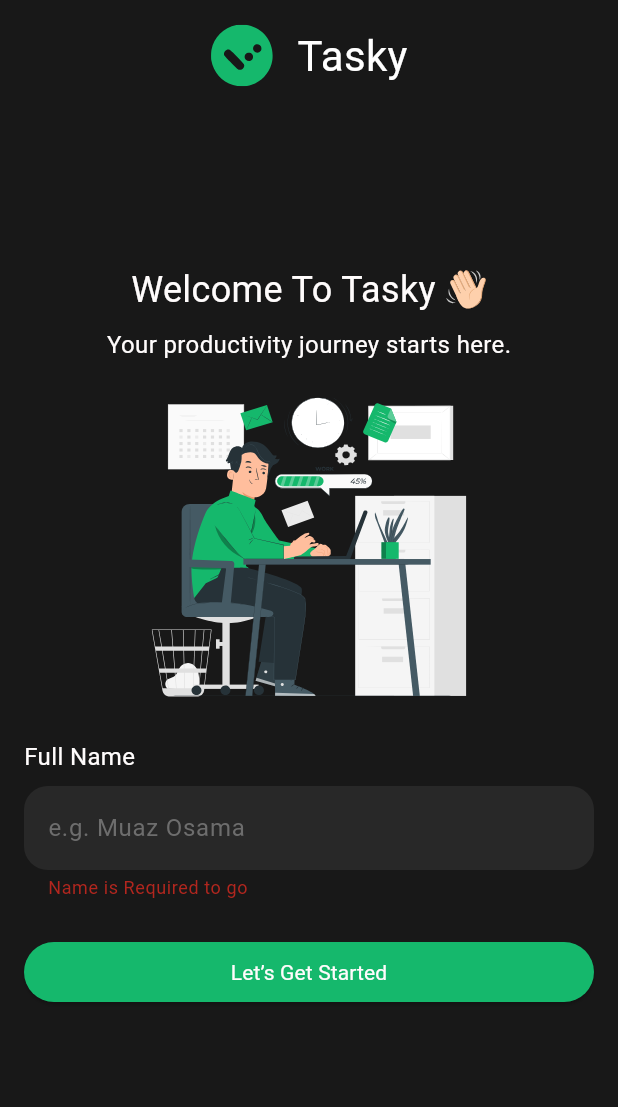
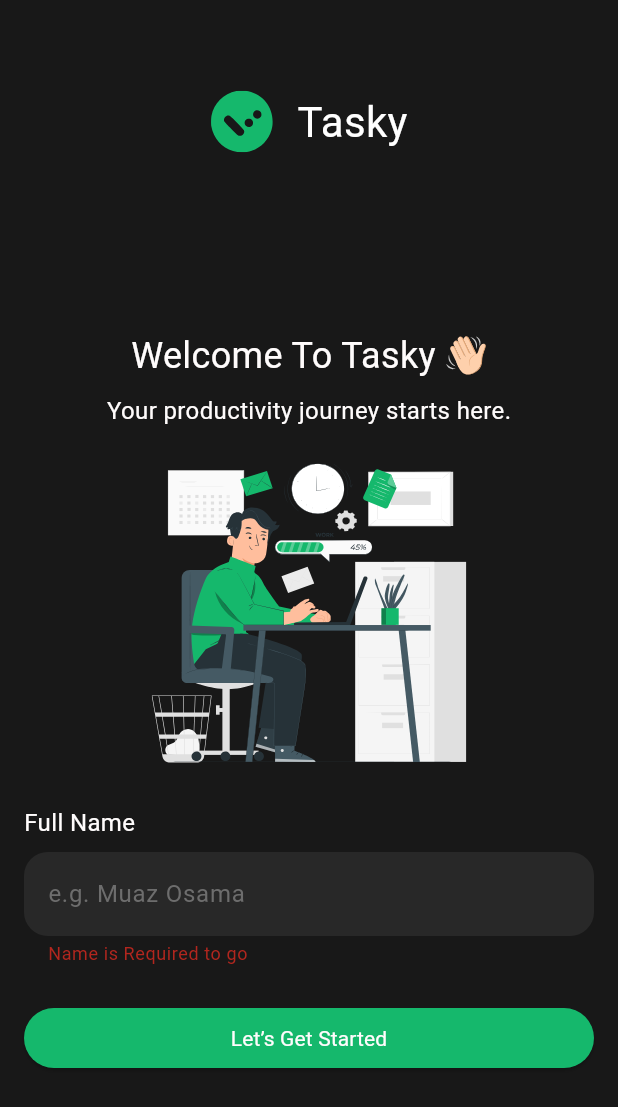
Before and after one commit to Moazosama2004/tasky-app, a Flutter app: the screen it shows after launch, after a tap on "Let’s Get Started", on a phone screen of 412 x 824 dp. Shown: the top 1107 px of the screen. Run offline on Flutter 3.47's test engine with Material 3 defaults, Android fonts, the phone set to English and light mode, and no system bars; our stand-ins replace flutter_svg.

```diff
--- a/lib/views/welcome_view.dart
+++ b/lib/views/welcome_view.dart
@@ -11,7 +11,8 @@ class WelcomeView extends StatefulWidget {
 
 class _WelcomeViewState extends State<WelcomeView> {
   final GlobalKey<FormState> formKey = GlobalKey<FormState>();
-  TextEditingController nameController = TextEditingController();
+  final TextEditingController nameController =
+      TextEditingController();
 
   @override
   Widget build(BuildContext context) {
@@ -25,7 +26,7 @@ class _WelcomeViewState extends State<WelcomeView> {
             child: Column(
               crossAxisAlignment: CrossAxisAlignment.center,
               children: [
-                SizedBox(height: 16),
+                SizedBox(height: 60),
                 Row(
                   mainAxisAlignment: MainAxisAlignment.center,
                   children: [
@@ -98,7 +99,8 @@ class _WelcomeViewState extends State<WelcomeView> {
                       child: TextFormField(
                         controller: nameController,
                         validator: (value) {
-                          if (value!.isEmpty) {
+                          if (value?.trim().isEmpty ??
+                              false || value == null) {
                             return 'Name is Required to go ';
                           } else {
                             return null;
@@ -146,13 +148,14 @@ class _WelcomeViewState extends State<WelcomeView> {
                     ),
                   ),
                   onPressed: () {
-                    if (formKey.currentState!.validate()) {
+                    if (formKey.currentState?.validate() ?? false) {
                       Navigator.push(
                         context,
                         MaterialPageRoute(
                           builder: (context) => HomeView(),
                         ),
                       );
+                      nameController.clear();
                     }
                   },
                   child: Text(
@@ -163,6 +166,7 @@ class _WelcomeViewState extends State<WelcomeView> {
                     ),
                   ),
                 ),
+                SizedBox(height: 20),
               ],
             ),
           ),
```
